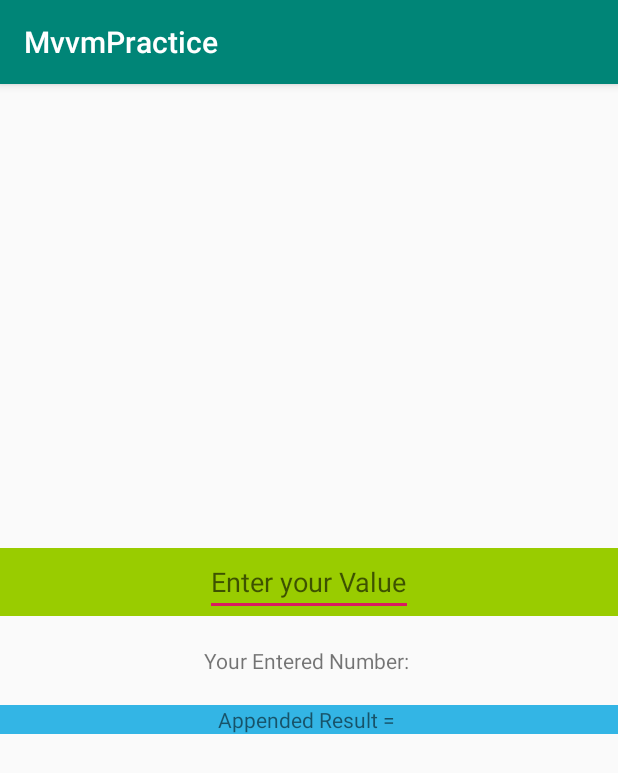
After one commit to rashidafzaal/MVVM-Basic, an Android app: the SecondActivity screen opened directly, with no data from a screen before it, on a phone screen of 412 x 824 dp. The commit adds this screen. Shown: the top 773 px of the screen. Run offline under Robolectric (Android 15) with nearby library versions, the phone set to English and light mode, and no system bars.

Commit message:
observer implementation in Progress
observer implementation in Progress

```diff
--- a/app/build.gradle
+++ b/app/build.gradle
@@ -25,10 +25,11 @@ android {
 
 dependencies {
     implementation fileTree(dir: 'libs', include: ['*.jar'])
-    implementation"org.jetbrains.kotlin:kotlin-stdlib-jdk7:$kotlin_version"
+    implementation "org.jetbrains.kotlin:kotlin-stdlib-jdk7:$kotlin_version"
     implementation 'androidx.appcompat:appcompat:1.1.0'
     implementation 'androidx.core:core-ktx:1.0.2'
     implementation 'androidx.constraintlayout:constraintlayout:1.1.3'
+    implementation 'androidx.legacy:legacy-support-v4:1.0.0'
     testImplementation 'junit:junit:4.12'
     androidTestImplementation 'androidx.test:runner:1.2.0'
     androidTestImplementation 'androidx.test.espresso:espresso-core:3.2.0'
--- a/app/src/main/AndroidManifest.xml
+++ b/app/src/main/AndroidManifest.xml
@@ -9,6 +9,7 @@
         android:roundIcon="@mipmap/ic_launcher_round"
         android:supportsRtl="true"
         android:theme="@style/AppTheme">
+        <activity android:name=".SecondActivity"></activity>
         <activity android:name=".MainActivity">
             <intent-filter>
                 <action android:name="android.intent.action.MAIN" />
--- /dev/null
+++ b/app/src/main/java/com/example/mvvmpractice/BottomFragment.kt
@@ -0,0 +1,48 @@
+package com.example.mvvmpractice
+
+
+import android.os.Bundle
+import androidx.fragment.app.Fragment
+import android.view.LayoutInflater
+import android.view.View
+import android.view.ViewGroup
+import androidx.lifecycle.Observer
+import androidx.lifecycle.ViewModelProviders
+import kotlinx.android.synthetic.main.fragment_bottom.*
+
+/**
+ * A simple [Fragment] subclass.
+ */
+class BottomFragment : Fragment() {
+
+    private lateinit var rootView: View
+    private lateinit var mainViewModel: MainViewModel
+
+    override fun onCreateView(
+        inflater: LayoutInflater, container: ViewGroup?,
+        savedInstanceState: Bundle?
+    ): View? {
+        // Inflate the layout for this fragment
+        rootView = inflater.inflate(R.layout.fragment_bottom, container, false)
+        mainViewModel = ViewModelProviders.of(activity!!).get(MainViewModel::class.java)
+
+        return rootView
+    }
+
+    override fun onViewCreated(view: View, savedInstanceState: Bundle?) {
+        super.onViewCreated(view, savedInstanceState)
+
+        mainViewModel.getInputNumber().observe(this, Observer {
+            if (it.isNotEmpty()) {
+                var str = it
+                var newString = "I am Rashid " + str
+                appendedTextView.setText("Appended Result = " + newString)
+            } else {
+                appendedTextView.setText("Appended Result = ")
+            }
+        })
+
+    }
+
+
+}
--- a/app/src/main/java/com/example/mvvmpractice/MainActivity.kt
+++ b/app/src/main/java/com/example/mvvmpractice/MainActivity.kt
@@ -1,9 +1,12 @@
 package com.example.mvvmpractice
 
+import android.content.Intent
 import androidx.appcompat.app.AppCompatActivity
 import android.os.Bundle
 import android.widget.Toast
 import androidx.lifecycle.ViewModelProviders
+import com.example.mvvmpractice.rest.MyOnResponseListener
+import kotlinx.android.synthetic.main.activity_main.*
 
 class MainActivity : AppCompatActivity() {
 
@@ -14,14 +17,19 @@ class MainActivity : AppCompatActivity() {
         setContentView(R.layout.activity_main)
 
         mainViewModel = ViewModelProviders.of(this).get(MainViewModel::class.java)
-        callLogin()
+//        callLogin()
+
+        observerBtn.setOnClickListener {
+            val intent = Intent(this@MainActivity, SecondActivity::class.java)
+            startActivity(intent)
+        }
     }
 
     private fun callLogin() {
         mainViewModel.login(myListener)
     }
 
-    val myListener = object: MyOnResponseListener<String>{
+    val myListener = object: MyOnResponseListener<String> {
         override fun onError(status: Boolean) {
             Toast.makeText(this@MainActivity, "Error", Toast.LENGTH_SHORT).show()
         }
--- a/app/src/main/java/com/example/mvvmpractice/MainRepository.kt
+++ b/app/src/main/java/com/example/mvvmpractice/MainRepository.kt
@@ -3,6 +3,7 @@ package com.example.mvvmpractice
 import androidx.lifecycle.MutableLiveData
 import com.example.mvvmpractice.rest.APIs
 import com.example.mvvmpractice.rest.ApiClient
+import com.example.mvvmpractice.rest.MyOnResponseListener
 import retrofit2.Call
 import retrofit2.Callback
 import retrofit2.Response
--- a/app/src/main/java/com/example/mvvmpractice/MainViewModel.kt
+++ b/app/src/main/java/com/example/mvvmpractice/MainViewModel.kt
@@ -2,8 +2,12 @@ package com.example.mvvmpractice
 
 import android.app.Application
 import androidx.lifecycle.AndroidViewModel
+import androidx.lifecycle.MutableLiveData
+import com.example.mvvmpractice.rest.MyOnResponseListener
 
 class MainViewModel(application: Application) : AndroidViewModel(application) {
+
+    private var inputNumber = MutableLiveData<String>()
 
     private var myRepo: MainRepository
 
@@ -15,4 +19,12 @@ class MainViewModel(application: Application) : AndroidViewModel(application) {
         myRepo.login(myListener)
     }
 
+    fun getInputNumber(): MutableLiveData<String> {
+        return inputNumber
+    }
+
+    fun setInputNumber(input: String) {
+         inputNumber.value = input
+    }
+
 }
--- /dev/null
+++ b/app/src/main/java/com/example/mvvmpractice/SecondActivity.kt
@@ -0,0 +1,28 @@
+package com.example.mvvmpractice
+
+import androidx.appcompat.app.AppCompatActivity
+import android.os.Bundle
+import androidx.lifecycle.Observer
+import androidx.lifecycle.ViewModelProviders
+import kotlinx.android.synthetic.main.activity_second.*
+
+class SecondActivity : AppCompatActivity() {
+
+    private lateinit var mainViewModel: MainViewModel
+
+    override fun onCreate(savedInstanceState: Bundle?) {
+        super.onCreate(savedInstanceState)
+        setContentView(R.layout.activity_second)
+
+
+        mainViewModel = ViewModelProviders.of(this).get(MainViewModel::class.java)
+
+        supportFragmentManager.beginTransaction().add(R.id.topFrameLayout, TopFragment()).commit()
+        supportFragmentManager.beginTransaction().add(R.id.bottomFrameLayout, BottomFragment()).commit()
+
+        mainViewModel.getInputNumber().observe(this, Observer {
+            centerTextView.setText("Your Entered Value: "+ it)
+        })
+
+    }
+}
--- /dev/null
+++ b/app/src/main/java/com/example/mvvmpractice/TopFragment.kt
@@ -0,0 +1,55 @@
+package com.example.mvvmpractice
+
+
+import android.os.Bundle
+import android.text.Editable
+import android.text.TextWatcher
+import androidx.fragment.app.Fragment
+import android.view.LayoutInflater
+import android.view.View
+import android.view.ViewGroup
+import androidx.lifecycle.ViewModelProviders
+import kotlinx.android.synthetic.main.fragment_top.view.*
+
+/**
+ * A simple [Fragment] subclass.
+ */
+class TopFragment : Fragment() {
+
+    private lateinit var rootview: View
+    private lateinit var mainViewModel: MainViewModel
+
+    override fun onCreateView(
+        inflater: LayoutInflater, container: ViewGroup?,
+        savedInstanceState: Bundle?
+    ): View? {
+        // Inflate the layout for this fragment
+        rootview = inflater.inflate(R.layout.fragment_top, container, false)
+
+        mainViewModel = ViewModelProviders.of(activity!!).get(MainViewModel::class.java)
+        return rootview
+    }
+
+    override fun onViewCreated(view: View, savedInstanceState: Bundle?) {
+        super.onViewCreated(view, savedInstanceState)
+
+        rootview.enterNumberEditText.addTextChangedListener(object: TextWatcher{
+            override fun afterTextChanged(s: Editable?) {
+            }
+
+            override fun beforeTextChanged(s: CharSequence?, start: Int, count: Int, after: Int) {
+            }
+
+            override fun onTextChanged(s: CharSequence?, start: Int, before: Int, count: Int) {
+                mainViewModel.setInputNumber(s.toString())
+                if (s.isNullOrEmpty()) {
+                    mainViewModel.setInputNumber("")
+                }
+            }
+
+        })
+
+    }
+
+
+}
--- a/app/src/main/java/com/example/mvvmpractice/MyOnResponseListener.kt
+++ b/app/src/main/java/com/example/mvvmpractice/rest/MyOnResponseListener.kt
@@ -1,4 +1,4 @@
-package com.example.mvvmpractice
+package com.example.mvvmpractice.rest
 
 interface MyOnResponseListener<T> {
 
--- a/app/src/main/res/layout/activity_main.xml
+++ b/app/src/main/res/layout/activity_main.xml
@@ -4,15 +4,18 @@
     xmlns:tools="http://schemas.android.com/tools"
     android:layout_width="match_parent"
     android:layout_height="match_parent"
-    tools:context=".MainActivity">
+    tools:context=".MainActivity"
+    android:padding="30dp">
 
-    <TextView
-        android:layout_width="wrap_content"
+    <Button
+        android:id="@+id/observerBtn"
+        android:layout_width="match_parent"
         android:layout_height="wrap_content"
-        android:text="Hello World!"
+        android:text="Observer Screen"
         app:layout_constraintBottom_toBottomOf="parent"
         app:layout_constraintLeft_toLeftOf="parent"
         app:layout_constraintRight_toRightOf="parent"
-        app:layout_constraintTop_toTopOf="parent" />
+        app:layout_constraintTop_toTopOf="parent"
+        />
 
 </androidx.constraintlayout.widget.ConstraintLayout>
--- /dev/null
+++ b/app/src/main/res/layout/activity_second.xml
@@ -0,0 +1,32 @@
+<?xml version="1.0" encoding="utf-8"?>
+<androidx.constraintlayout.widget.ConstraintLayout xmlns:android="http://schemas.android.com/apk/res/android"
+    xmlns:app="http://schemas.android.com/apk/res-auto"
+    xmlns:tools="http://schemas.android.com/tools"
+    android:layout_width="match_parent"
+    android:layout_height="match_parent"
+    tools:context=".SecondActivity">
+
+    <FrameLayout
+        android:id="@+id/topFrameLayout"
+        android:layout_width="match_parent"
+        android:layout_height="wrap_content"
+        app:layout_constraintBottom_toTopOf="@+id/centerTextView" />
+
+    <TextView
+        android:id="@+id/centerTextView"
+        android:layout_width="wrap_content"
+        android:layout_height="wrap_content"
+        android:padding="20dp"
+        android:text="Your Entered Number: "
+        app:layout_constraintBottom_toBottomOf="parent"
+        app:layout_constraintEnd_toEndOf="parent"
+        app:layout_constraintStart_toStartOf="parent"
+        app:layout_constraintTop_toTopOf="parent" />
+
+    <FrameLayout
+        android:id="@+id/bottomFrameLayout"
+        android:layout_width="match_parent"
+        android:layout_height="wrap_content"
+        app:layout_constraintTop_toBottomOf="@+id/centerTextView" />
+
+</androidx.constraintlayout.widget.ConstraintLayout>
--- /dev/null
+++ b/app/src/main/res/layout/fragment_bottom.xml
@@ -0,0 +1,20 @@
+<?xml version="1.0" encoding="utf-8"?>
+<FrameLayout xmlns:android="http://schemas.android.com/apk/res/android"
+    xmlns:tools="http://schemas.android.com/tools"
+    android:layout_width="match_parent"
+    android:layout_height="match_parent"
+    xmlns:app="http://schemas.android.com/apk/res-auto"
+    tools:context=".BottomFragment"
+    android:background="@android:color/holo_blue_light">
+
+    <!-- TODO: Update blank fragment layout -->
+    <TextView
+        android:id="@+id/appendedTextView"
+        android:layout_width="wrap_content"
+        android:layout_height="wrap_content"
+        android:text="Appended Result = "
+        android:layout_gravity="center"
+
+        />
+
+</FrameLayout>
--- /dev/null
+++ b/app/src/main/res/layout/fragment_top.xml
@@ -0,0 +1,17 @@
+<?xml version="1.0" encoding="utf-8"?>
+<FrameLayout xmlns:android="http://schemas.android.com/apk/res/android"
+    xmlns:tools="http://schemas.android.com/tools"
+    android:layout_width="match_parent"
+    android:layout_height="match_parent"
+    tools:context=".TopFragment"
+    android:background="@android:color/holo_green_light">
+
+    <!-- TODO: Update blank fragment layout -->
+    <EditText
+        android:id="@+id/enterNumberEditText"
+        android:layout_width="wrap_content"
+        android:layout_height="wrap_content"
+        android:hint="Enter your Value"
+        android:layout_gravity="center"/>
+
+</FrameLayout>
--- a/app/src/main/res/values/strings.xml
+++ b/app/src/main/res/values/strings.xml
@@ -1,3 +1,6 @@
 <resources>
     <string name="app_name">MvvmPractice</string>
+
+    <!-- TODO: Remove or change this placeholder text -->
+    <string name="hello_blank_fragment">Hello blank fragment</string>
 </resources>
```
